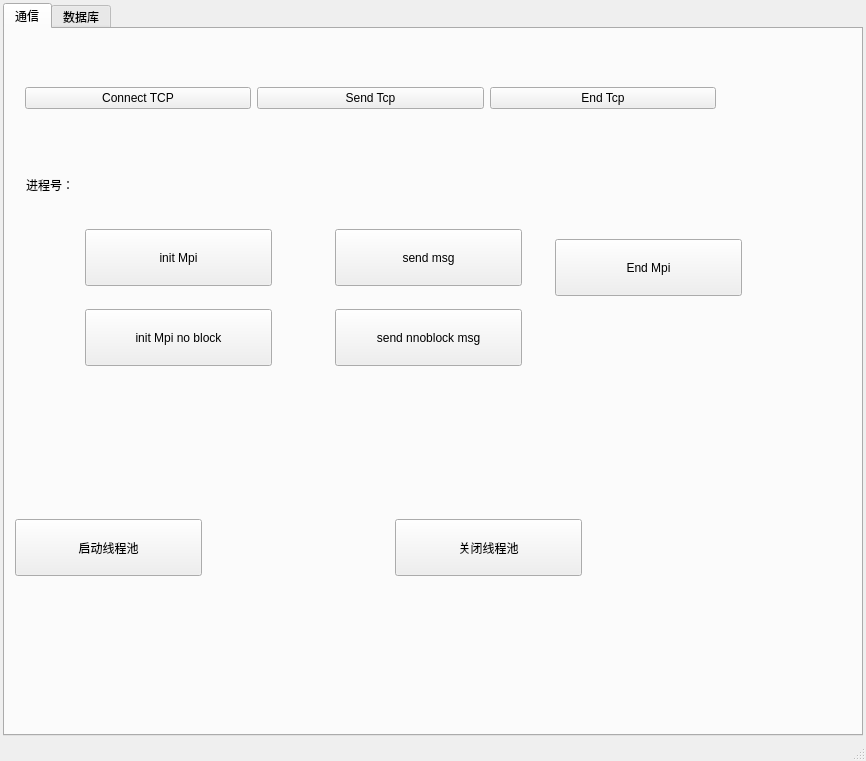
This is src/ProjectGlory/ui/mainwindow.ui in cxy510/VscodeQt as Qt 5 draws it before an edit. The edited form follows.
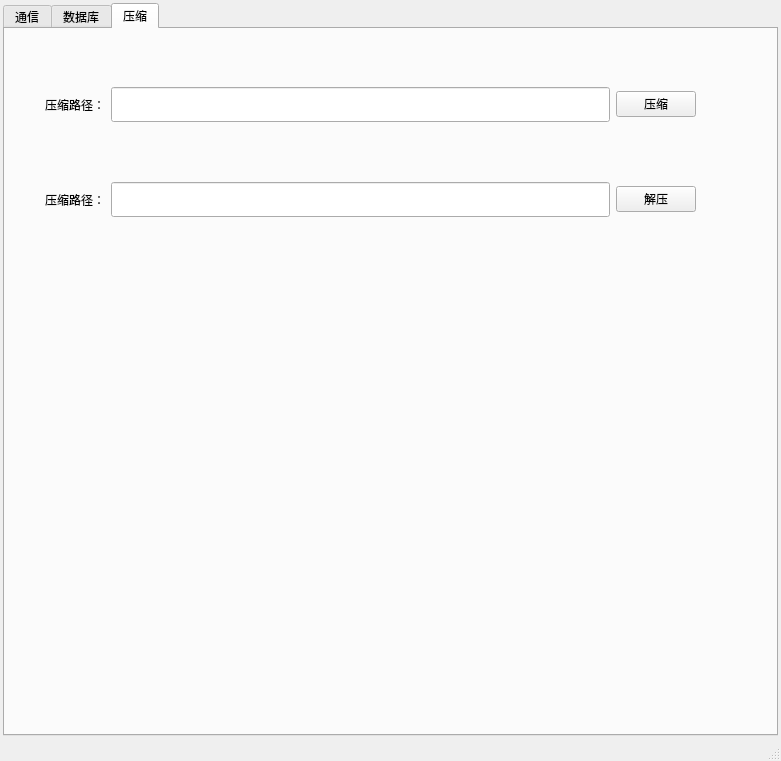
This is the edited form.

Commit message: 实现基于QUazip的压缩功能

Patch:
```diff
--- a/src/ProjectGlory/ui/mainwindow.ui
+++ b/src/ProjectGlory/ui/mainwindow.ui
@@ -6,7 +6,7 @@
    <rect>
     <x>0</x>
     <y>0</y>
-    <width>866</width>
+    <width>781</width>
     <height>761</height>
    </rect>
   </property>
@@ -30,7 +30,7 @@
     <item row="0" column="0">
      <widget class="QTabWidget" name="tabWidget">
       <property name="currentIndex">
-       <number>0</number>
+       <number>2</number>
       </property>
       <widget class="QWidget" name="tab">
        <attribute name="title">
@@ -290,6 +290,83 @@
         </item>
        </layout>
       </widget>
+      <widget class="QWidget" name="tab_3">
+       <attribute name="title">
+        <string>压缩</string>
+       </attribute>
+       <widget class="QWidget" name="">
+        <property name="geometry">
+         <rect>
+          <x>40</x>
+          <y>50</y>
+          <width>651</width>
+          <height>51</height>
+         </rect>
+        </property>
+        <layout class="QHBoxLayout" name="horizontalLayout_4">
+         <item>
+          <widget class="QLabel" name="label">
+           <property name="text">
+            <string>压缩路径：</string>
+           </property>
+          </widget>
+         </item>
+         <item>
+          <widget class="QLineEdit" name="lineEdit_compress">
+           <property name="minimumSize">
+            <size>
+             <width>0</width>
+             <height>35</height>
+            </size>
+           </property>
+          </widget>
+         </item>
+         <item>
+          <widget class="QPushButton" name="btn_compress">
+           <property name="text">
+            <string>压缩</string>
+           </property>
+          </widget>
+         </item>
+        </layout>
+       </widget>
+       <widget class="QWidget" name="">
+        <property name="geometry">
+         <rect>
+          <x>40</x>
+          <y>150</y>
+          <width>651</width>
+          <height>41</height>
+         </rect>
+        </property>
+        <layout class="QHBoxLayout" name="horizontalLayout_5">
+         <item>
+          <widget class="QLabel" name="label_2">
+           <property name="text">
+            <string>压缩路径：</string>
+           </property>
+          </widget>
+         </item>
+         <item>
+          <widget class="QLineEdit" name="lineEdit__uncompress">
+           <property name="minimumSize">
+            <size>
+             <width>0</width>
+             <height>35</height>
+            </size>
+           </property>
+          </widget>
+         </item>
+         <item>
+          <widget class="QPushButton" name="btn_uncompress">
+           <property name="text">
+            <string>解压</string>
+           </property>
+          </widget>
+         </item>
+        </layout>
+       </widget>
+      </widget>
      </widget>
     </item>
    </layout>
```
The commit also changes 4 other files.
